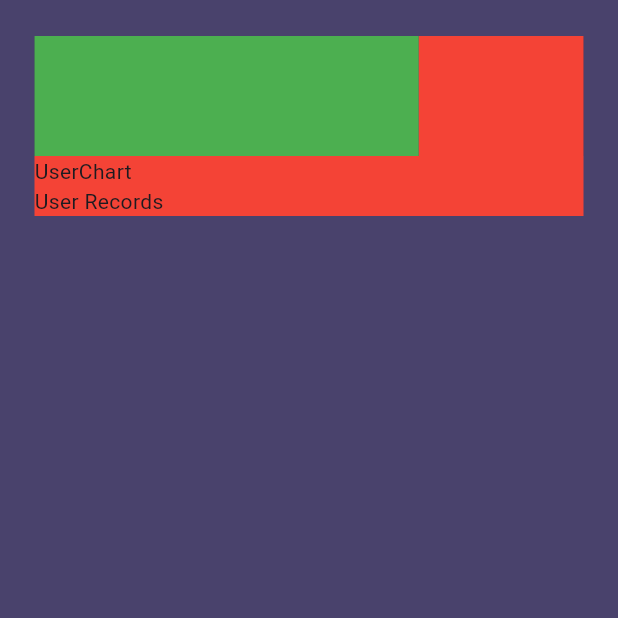
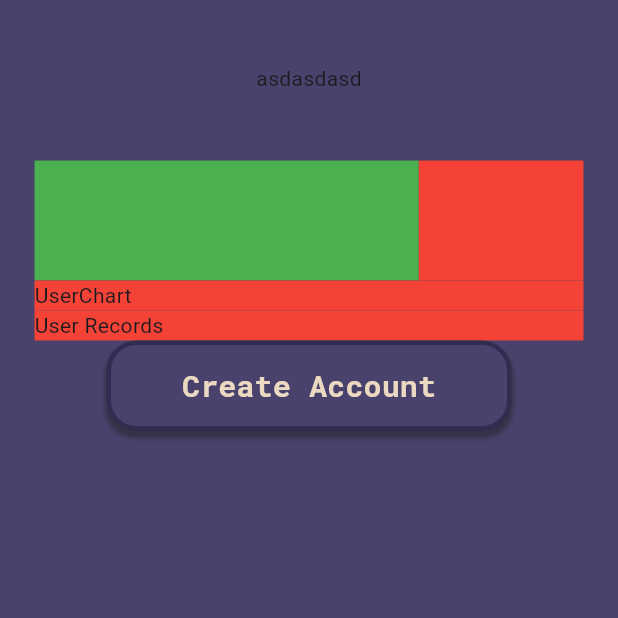
Before and after one commit to llAlcatrazll/PaxNote, a Flutter app: the ProfilePage screen opened directly, on a phone screen of 412 x 824 dp, the top half of it. Run offline on Flutter 3.47's test engine with Material 3 defaults, Android fonts, the phone set to English and light mode, and no system bars; our stand-ins replace shared_preferences; accounts and stored records are empty; network calls fail.

Commit message:
log out and persistence

```diff
--- a/lib/main.dart
+++ b/lib/main.dart
@@ -1,7 +1,10 @@
 import 'package:flutter/material.dart';
 import 'package:paxnote/login_page.dart';
 import 'package:paxnote/providers/user_provider.dart';
+import 'package:paxnote/services/auth_services.dart';
 import 'package:provider/provider.dart';
+import 'package:paxnote/landing_page.dart';
+import 'package:paxnote/createaccount_page.dart';
 
 void main() {
   runApp(
@@ -14,14 +17,29 @@ void main() {
   );
 }
 
-class MyApp extends StatelessWidget {
+class MyApp extends StatefulWidget {
   const MyApp({super.key});
 
   @override
+  State<MyApp> createState() => _MyAppState();
+}
+
+class _MyAppState extends State<MyApp> {
+  final AuthService authService = AuthService();
+  @override
+  void initState() {
+    super.initState();
+    authService.getUserData(context);
+  }
+
+  @override
   Widget build(BuildContext context) {
-    return const MaterialApp(
+    return MaterialApp(
       debugShowCheckedModeBanner: false,
-      home: LoginPage(),
+      home: Provider.of<UserProvider>(context).user.token.isEmpty
+          ? const LoginPage()
+          : const LandingPage(),
+      // LoginPage(),
     );
   }
 }
--- a/lib/providers/user_provider.dart
+++ b/lib/providers/user_provider.dart
@@ -2,13 +2,19 @@ import 'package:flutter/material.dart';
 import 'package:paxnote/models/user.dart';
 
 class UserProvider extends ChangeNotifier {
-  // to edit user data
-  User _user = User(id: '', name: '', email: '', token: '', password: '');
+  User _user = User(
+    id: '',
+    name: '',
+    email: '',
+    token: '',
+    password: '',
+  );
 
   User get user => _user;
 
   void setUser(String user) {
     _user = User.fromJson(user);
+    notifyListeners();
   }
 
   void setUserFromModel(User user) {
--- a/lib/subpages/profile.dart
+++ b/lib/subpages/profile.dart
@@ -1,7 +1,10 @@
 import 'package:flutter/material.dart';
+import 'package:paxnote/providers/user_provider.dart';
+import 'package:paxnote/services/auth_services.dart';
 import 'package:paxnote/subcomponents/userchart.dart';
 import 'package:paxnote/subcomponents/userrecords.dart';
 import 'package:paxnote/subcomponents/currentusers.dart';
+import 'package:provider/provider.dart';
 
 class ProfilePage extends StatefulWidget {
   const ProfilePage({super.key});
@@ -11,26 +14,71 @@ class ProfilePage extends StatefulWidget {
 }
 
 class _ProfilePageState extends State<ProfilePage> {
+  void signOutUser(BuildContext context) {
+    AuthService().signOut(context);
+  }
+
   @override
   Widget build(BuildContext context) {
+    final user = Provider.of<UserProvider>(context).user;
+    print("User email in ProfilePage: ${user.email}");
     return Scaffold(
-      // appBar: AppBar(
-      //   title: const Text('Profile Page'),
-      // ),
       body: Container(
         decoration:
             const BoxDecoration(color: Color.fromRGBO(73, 66, 108, 1.0)),
         child: Center(
           child: Column(
             children: [
+              Text(user.email),
+              Text(user.password),
+              const Text('asdasdasd'),
+              Text(user.name),
               Container(
                 margin: const EdgeInsets.fromLTRB(23, 24, 23, 0),
                 child: Column(
-                children: const [CurrentUser(), UserChart(), UserRecords()],
+                  children: [
+                    const CurrentUser(),
+                    const UserChart(),
+                    const UserRecords(),
+                    Container(
+                      height: 60,
+                      width: 270,
+                      decoration: BoxDecoration(
+                          color: const Color.fromRGBO(73, 66, 108, 1.0),
+                          borderRadius: BorderRadius.circular(20),
+                          boxShadow: [
+                            BoxShadow(
+                              color: const Color.fromARGB(255, 31, 31, 31)
+                                  .withOpacity(0.5),
+                              offset: const Offset(0, 4),
+                              spreadRadius: 1,
+                              blurRadius: 2,
+                            ),
+                          ],
+                          border: Border.all(
+                            width: 3,
+                            color: const Color.fromRGBO(48, 45, 81, 1.0),
+                          )),
+                      child: TextButton(
+                        onPressed: () {
+                          signOutUser(context);
+                        },
+                        child: const Text(
+                          'Create Account',
+                          style: TextStyle(
+                              color: Color.fromRGBO(236, 217, 193, 1.0),
+                              fontSize: 20,
+                              fontFamily: 'RobotoMono',
+                              fontWeight: FontWeight.w800),
+                        ),
                       ),
                     ),
                   ],
-        )),
+                ),
+              ),
+            ],
+          ),
+        ),
       ),
     );
   }
--- a/pubspec.yaml
+++ b/pubspec.yaml
@@ -37,6 +37,7 @@ dependencies:
   cupertino_icons: ^1.0.2
   provider: ^6.1.2
   http: ^1.2.2
+  shared_preferences: ^2.2.3
 
 dev_dependencies:
   flutter_test:
```
Also changed, not shown: lib/login_page.dart (+28 -6 lines), lib/services/auth_services.dart (+100 -0 lines), pubspec.lock, 4 other files. Lines whose indentation alone changed are shown as unchanged.
